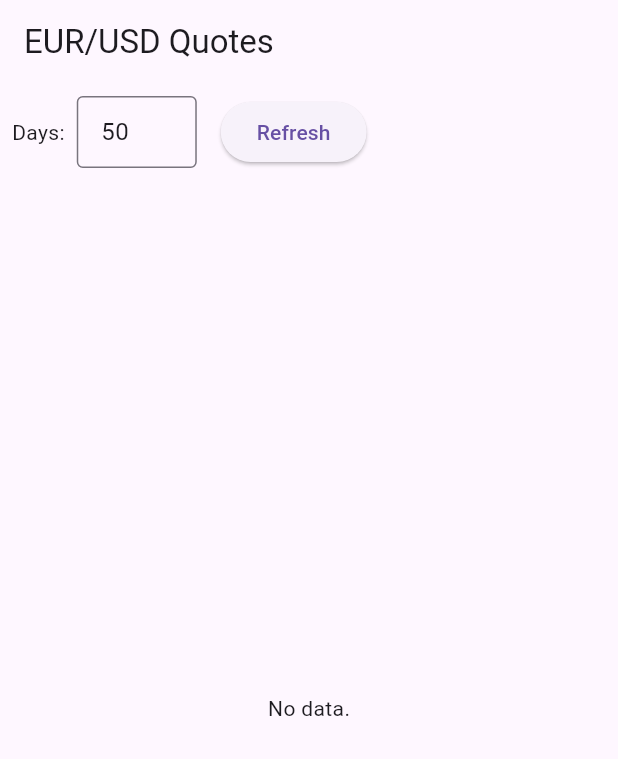
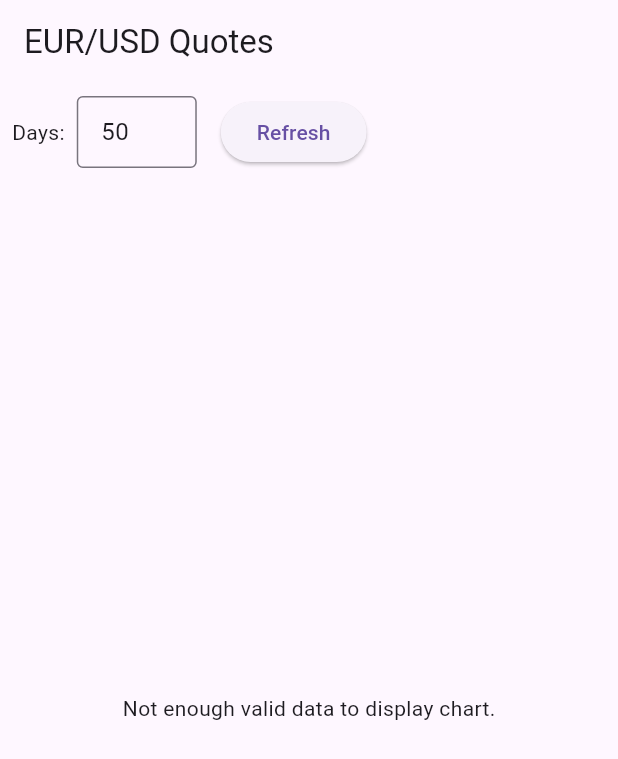
Before and after one commit to liiws/testai-chart-quotes, a Flutter app: the screen it shows after launch, on a phone screen of 412 x 824 dp. Shown: the top 759 px of the screen. Run offline on Flutter 3.47's test engine with Material 3 defaults, Android fonts, the phone set to English and light mode, and no system bars; missing offline and left inert: candlesticks.

```diff
--- a/testai_chart_quotes/lib/main.dart
+++ b/testai_chart_quotes/lib/main.dart
@@ -150,11 +150,15 @@ class _QuotesHomePageState extends State<QuotesHomePage> {
             ),
           ),
           Expanded(
-            child: _candles.isEmpty
-                ? const Center(child: Text('No data.'))
-                : Candlesticks(
-                    candles: _candles,
-                  ),
+            child: _candles.length < 2 || !_candles.every((c) =>
+                c.open.isFinite &&
+                c.high.isFinite &&
+                c.low.isFinite &&
+                c.close.isFinite)
+              ? const Center(child: Text('Not enough valid data to display chart.'))
+              : Candlesticks(
+                  candles: _candles,
+                ),
           ),
         ],
       ),
```
